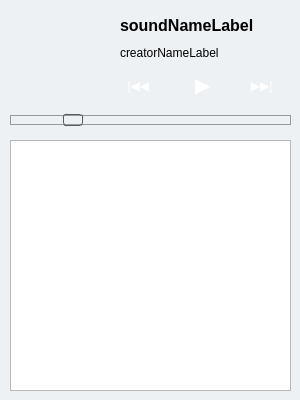
Qt form mainwindow.ui (flxw/scplay) before a commit.
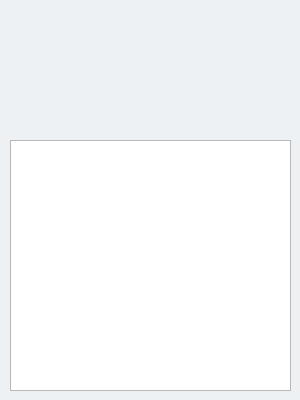
The same form after that commit. Icons and pictures are not drawn. Custom widgets are drawn as their Qt base class.

Commit message:
Refactoring: Put player UI into seperate module
This makes MainWindow lighter and easier to maintain

Patch:
```diff
--- a/mainwindow.ui
+++ b/mainwindow.ui
@@ -17,98 +17,9 @@
    <string notr="true">#centralWidget {
 	background-color: rgb(237,241,244);
 	color: #fff;
-}
-
-#playPauseButton,
-#prevButton,
-#nextButton {
-	color: #fff;
-	border-style: solid;
-	border-width:0px;
-	background-color: rgba(255,72,0,.8);
-}
-
-#playPauseButton:hover,
-#prevButton:hover,
-#nextButton:hover {
-	background-color: rgba(255,72,0,.7);
-}
-
-#playPauseButton:pressed,
-#prevButton:pressed,
-#nextButton:pressed {
-	background-color: rgba(255,72,0,.6);
 }</string>
   </property>
   <widget class="QWidget" name="centralWidget">
-   <widget class="QPushButton" name="playPauseButton">
-    <property name="enabled">
-     <bool>false</bool>
-    </property>
-    <property name="geometry">
-     <rect>
-      <x>175</x>
-      <y>60</y>
-      <width>50</width>
-      <height>50</height>
-     </rect>
-    </property>
-    <property name="font">
-     <font>
-      <pointsize>15</pointsize>
-     </font>
-    </property>
-    <property name="styleSheet">
-     <string notr="true">QPushButton {
-	border-radius: 25px;
-}</string>
-    </property>
-    <property name="text">
-     <string> ▶</string>
-    </property>
-   </widget>
-   <widget class="QPushButton" name="prevButton">
-    <property name="enabled">
-     <bool>false</bool>
-    </property>
-    <property name="geometry">
-     <rect>
-      <x>120</x>
-      <y>65</y>
-      <width>40</width>
-      <height>40</height>
-     </rect>
-    </property>
-    <property name="styleSheet">
-     <string notr="true">QPushButton {
-	border-radius:20px;
-}</string>
-    </property>
-    <property name="text">
-     <string>|◀◀ </string>
-    </property>
-   </widget>
-   <widget class="QPushButton" name="nextButton">
-    <property name="enabled">
-     <bool>false</bool>
-    </property>
-    <property name="geometry">
-     <rect>
-      <x>240</x>
-      <y>65</y>
-      <width>40</width>
-      <height>40</height>
-     </rect>
-    </property>
-    <property name="styleSheet">
-     <string notr="true">QPushButton {
-	border-radius:20px;
-}</string>
-    </property>
-    <property name="text">
-     <string> ▶▶|</string>
-    </property>
-   </widget>
    <widget class="QListView" name="songView">
     <property name="geometry">
      <rect>
@@ -122,108 +33,27 @@
      <enum>Qt::ScrollBarAlwaysOff</enum>
     </property>
    </widget>
-   <widget class="QSlider" name="progressBar">
+   <widget class="PlayerWidget" name="playerWidget" native="true">
     <property name="geometry">
      <rect>
-      <x>10</x>
-      <y>110</y>
-      <width>281</width>
-      <height>21</height>
+      <x>0</x>
+      <y>0</y>
+      <width>300</width>
+      <height>140</height>
      </rect>
     </property>
-    <property name="styleSheet">
-     <string notr="true"> QSlider::groove:horizontal {
-     border: 1px solid #999999;
-     height: 8px; /* the groove expands to the size of the slider by default. by giving it a height, it has a fixed size */
-     margin: 2px 0;
- }
-
- QSlider::handle:horizontal {
-     background: rgba(255,72,0,.8);
-     border: 1px solid #5c5c5c;
-     width: 18px;
-     margin: -2px 0; /* handle is placed by default on the contents rect of the groove. Expand outside the groove */
-     border-radius: 3px;
- }</string>
-    </property>
-    <property name="value">
-     <number>20</number>
-    </property>
-    <property name="tracking">
-     <bool>false</bool>
-    </property>
-    <property name="orientation">
-     <enum>Qt::Horizontal</enum>
-    </property>
    </widget>
-   <widget class="QLabel" name="artworkLabel">
-    <property name="geometry">
-     <rect>
-      <x>10</x>
-      <y>10</y>
-      <width>100</width>
-      <height>100</height>
-     </rect>
-    </property>
-    <property name="text">
-     <string/>
-    </property>
-    <property name="pixmap">
-     <pixmap resource="resources.qrc">:/icons/artwork.jpg</pixmap>
-    </property>
-    <property name="scaledContents">
-     <bool>true</bool>
-    </property>
-   </widget>
-   <widget class="QLabel" name="soundNameLabel">
-    <property name="geometry">
-     <rect>
-      <x>120</x>
-      <y>10</y>
-      <width>181</width>
-      <height>31</height>
-     </rect>
-    </property>
-    <property name="font">
-     <font>
-      <pointsize>12</pointsize>
-      <weight>75</weight>
-      <bold>true</bold>
-     </font>
-    </property>
-    <property name="text">
-     <string>soundNameLabel</string>
-    </property>
-    <property name="wordWrap">
-     <bool>true</bool>
-    </property>
-   </widget>
-   <widget class="QLabel" name="creatorNameLabel">
-    <property name="geometry">
-     <rect>
-      <x>120</x>
-      <y>45</y>
-      <width>161</width>
-      <height>16</height>
-     </rect>
-    </property>
-    <property name="text">
-     <string>creatorNameLabel</string>
-    </property>
-   </widget>
-   <zorder>playPauseButton</zorder>
-   <zorder>prevButton</zorder>
-   <zorder>nextButton</zorder>
-   <zorder>songView</zorder>
-   <zorder>artworkLabel</zorder>
-   <zorder>progressBar</zorder>
-   <zorder>soundNameLabel</zorder>
-   <zorder>creatorNameLabel</zorder>
   </widget>
  </widget>
  <layoutdefault spacing="6" margin="11"/>
- <resources>
-  <include location="resources.qrc"/>
- </resources>
+ <customwidgets>
+  <customwidget>
+   <class>PlayerWidget</class>
+   <extends>QWidget</extends>
+   <header>playerwidget.h</header>
+   <container>1</container>
+  </customwidget>
+ </customwidgets>
+ <resources/>
  <connections/>
 </ui>
```
The commit also changes 6 other files.
